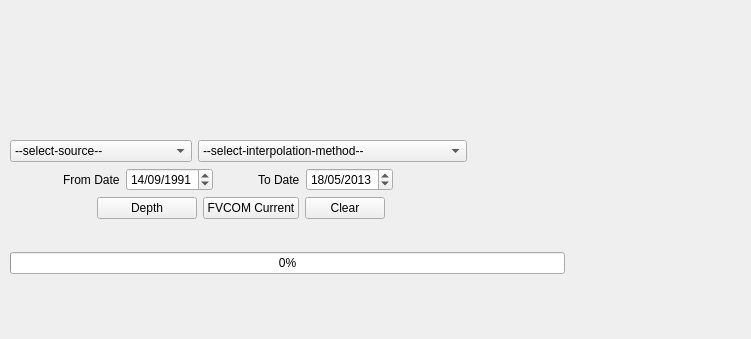
Above: ui/mapwindow.ui from epifanio/planetsasha before the change; both pictures show x 0 to 751 and y 0 to 339 of the 1126 by 636 pixel window. Below: the same form after it.
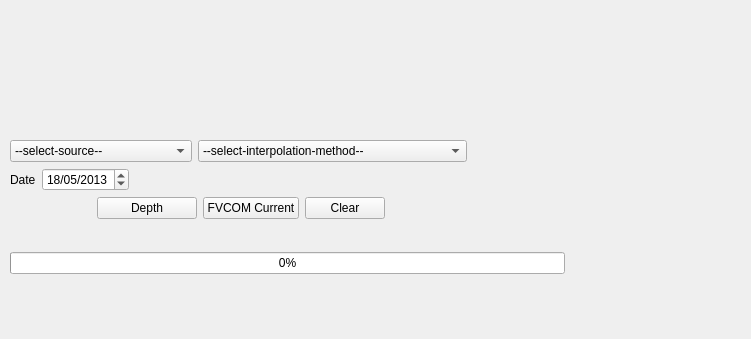
That is the form after the change. Icons and pictures are not drawn.

```diff
--- a/ui/mapwindow.ui
+++ b/ui/mapwindow.ui
@@ -101,63 +101,10 @@
     </item>
     <item>
      <layout class="QHBoxLayout" name="horizontalLayout_5">
-      <item>
-       <spacer name="horizontalSpacer_6">
-        <property name="orientation">
-         <enum>Qt::Horizontal</enum>
-        </property>
-        <property name="sizeType">
-         <enum>QSizePolicy::Maximum</enum>
-        </property>
-        <property name="sizeHint" stdset="0">
-         <size>
-          <width>53</width>
-          <height>20</height>
-         </size>
-        </property>
-       </spacer>
-      </item>
-      <item>
-       <widget class="QLabel" name="label">
-        <property name="text">
-         <string>From Date</string>
-        </property>
-       </widget>
-      </item>
-      <item>
-       <widget class="QDateEdit" name="dtTo">
-        <property name="date">
-         <date>
-          <year>1991</year>
-          <month>9</month>
-          <day>14</day>
-         </date>
-        </property>
-        <property name="displayFormat">
-         <string>dd/MM/yyyy</string>
-        </property>
-       </widget>
-      </item>
-      <item>
-       <spacer name="horizontalSpacer_5">
-        <property name="orientation">
-         <enum>Qt::Horizontal</enum>
-        </property>
-        <property name="sizeType">
-         <enum>QSizePolicy::Maximum</enum>
-        </property>
-        <property name="sizeHint" stdset="0">
-         <size>
-          <width>39</width>
-          <height>20</height>
-         </size>
-        </property>
-       </spacer>
-      </item>
       <item>
        <widget class="QLabel" name="label_2">
         <property name="text">
-         <string>To Date</string>
+         <string>Date</string>
         </property>
        </widget>
       </item>
```
